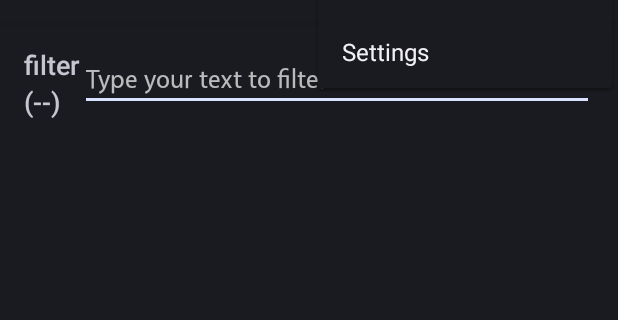
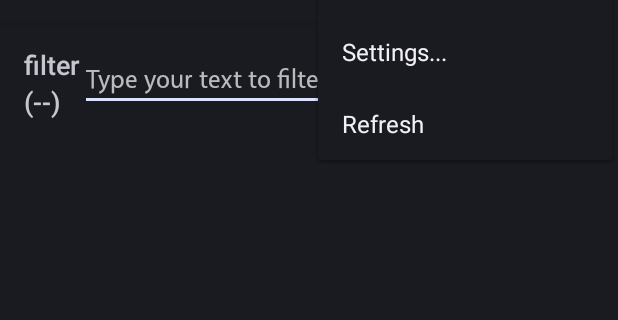
Before and after one commit to bbassac/CollectionBDClient, an Android app: the screen it shows after launch (DisplayActivity), with the options menu open, on a phone screen of 412 x 824 dp, the part 62-382 px from its top. Run offline under Robolectric (Android 15) with nearby library versions, the phone set to English and light mode, and no system bars; our stand-ins replace Picasso; libraries missing offline, so code that uses them is left out: com.github.johnpersano.supertoasts, com.github.kevinsawicki.http, org.codehaus.jackson; pictures from the network do not load; 13 statements that could not run were skipped.

Commit message:
settings + refresh mode

```diff
--- a/app/src/main/AndroidManifest.xml
+++ b/app/src/main/AndroidManifest.xml
@@ -8,8 +8,7 @@
     <application
         android:allowBackup="true"
         android:icon="@drawable/address_book"
-        android:label="@string/app_name"
-        >
+        android:label="@string/app_name">
         <activity
             android:name=".activities.DisplayActivity"
             android:label="@string/app_name"
--- a/app/src/main/java/displaylist/collectionbdclient/activities/DisplayActivity.java
+++ b/app/src/main/java/displaylist/collectionbdclient/activities/DisplayActivity.java
@@ -10,6 +10,7 @@ import android.os.Bundle;
 import android.preference.PreferenceManager;
 import android.text.Editable;
 import android.text.TextWatcher;
+import android.util.Log;
 import android.view.Menu;
 import android.view.MenuInflater;
 import android.view.MenuItem;
@@ -40,16 +41,18 @@ public class DisplayActivity extends Activity {
         super.onCreate(savedInstanceState);
 
         setContentView(R.layout.activity_display);
+        createPreferenceIfNotExists();
         new JSONParseTask().execute();
-        createPreferenceIfNotExists();
     }
 
     private void createPreferenceIfNotExists() {
         SharedPreferences settings = PreferenceManager.getDefaultSharedPreferences(DisplayActivity.this);
-        String url = settings.getString("collectionServerUrl",null);
-        if (url == null){
+        String url = settings.getString("collectionServerUrl", null);
+        Log.i("","Preference loaded : " + url);
+        if (url == null) {
             SharedPreferences.Editor editor = settings.edit();
-            editor.putString("collectionServerUrl","http://lioncorps.free.fr/listing");
+            editor.putString("collectionServerUrl", "http://lioncorps.free.fr/listing");
+            Log.i("","created default url: ");
             editor.apply();
         }
     }
@@ -73,6 +76,9 @@ public class DisplayActivity extends Activity {
                 createExampleDialog(DisplayActivity.this).show();
                 return true;
 
+            case R.id.menu_refresh:
+                new JSONParseTask().execute();
+                return true;
             default:
                 return super.onOptionsItemSelected(item);
         }
@@ -94,7 +100,7 @@ public class DisplayActivity extends Activity {
         builder.setView(input);
 
         final SharedPreferences defaultSharedPreferences = PreferenceManager.getDefaultSharedPreferences(activity);
-        String url = defaultSharedPreferences.getString("collectionServerUrl",null);
+        String url = defaultSharedPreferences.getString("collectionServerUrl", null);
         input.setText(url);
 
         builder.setPositiveButton("Ok", new DialogInterface.OnClickListener() {
@@ -103,7 +109,7 @@ public class DisplayActivity extends Activity {
             public void onClick(DialogInterface dialog, int whichButton) {
                 String value = input.getText().toString();
                 SharedPreferences.Editor editor = defaultSharedPreferences.edit();
-                editor.putString("collectionServerUrl",value);
+                editor.putString("collectionServerUrl", value);
                 editor.apply();
                 return;
             }
@@ -120,7 +126,6 @@ public class DisplayActivity extends Activity {
 
         return builder.create();
     }
-
 
 
     private class JSONParseTask extends AsyncTask<String, String, Collection> {
--- a/app/src/main/java/displaylist/collectionbdclient/utils/CollectionProvider.java
+++ b/app/src/main/java/displaylist/collectionbdclient/utils/CollectionProvider.java
@@ -1,8 +1,8 @@
 package displaylist.collectionbdclient.utils;
 
 import android.app.Activity;
-import android.content.SharedPreferences;
 import android.preference.PreferenceManager;
+import android.util.Log;
 
 import com.github.kevinsawicki.http.HttpRequest;
 
@@ -12,7 +12,6 @@ import org.codehaus.jackson.map.ObjectMapper;
 
 import java.io.ByteArrayInputStream;
 
-import displaylist.collectionbdclient.R;
 import displaylist.collectionbdclient.bean.Collection;
 
 /**
@@ -25,8 +24,9 @@ public class CollectionProvider {
         String stringJson = null;
         Collection listBD = null;
         try {
-            String urlServer =  PreferenceManager.getDefaultSharedPreferences(activity).getString("collectionServerUrl",null);
-            stringJson = WSProvider.getJSONFromUrl(activity,urlServer);
+            String urlServer = PreferenceManager.getDefaultSharedPreferences(activity).getString("collectionServerUrl", null);
+            Log.i("","Loaded preference for cellection :" + urlServer);
+            stringJson = WSProvider.getJSONFromUrl(activity, urlServer);
             JsonParser jp = new JsonFactory().createJsonParser(new ByteArrayInputStream(stringJson.getBytes("UTF-8")));
             //Jacksonize to bean
             listBD = new ObjectMapper().readValue(jp, Collection.class);
--- a/app/src/main/java/displaylist/collectionbdclient/utils/SerieUtils.java
+++ b/app/src/main/java/displaylist/collectionbdclient/utils/SerieUtils.java
@@ -1,7 +1,6 @@
 package displaylist.collectionbdclient.utils;
 
 import java.util.Collections;
-import java.util.Comparator;
 
 import displaylist.collectionbdclient.R;
 import displaylist.collectionbdclient.bean.Bd;
--- a/app/src/main/res/menu/display.xml
+++ b/app/src/main/res/menu/display.xml
@@ -8,7 +8,12 @@
         android:title="@string/action_settings" />
     <item
         android:id="@+id/menu_settings"
-        android:orderInCategory="100"
+        android:orderInCategory="101"
         android:showAsAction=""
-        android:title="Settings" />
+        android:title="Settings..." />
+    <item
+        android:id="@+id/menu_refresh"
+        android:orderInCategory="102"
+        android:showAsAction=""
+        android:title="Refresh" />
 </menu>
```
Also changed, not shown: app/build.gradle (+5 -6 lines), 1 other file.
